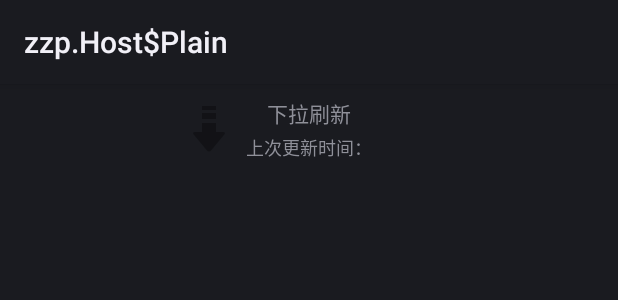
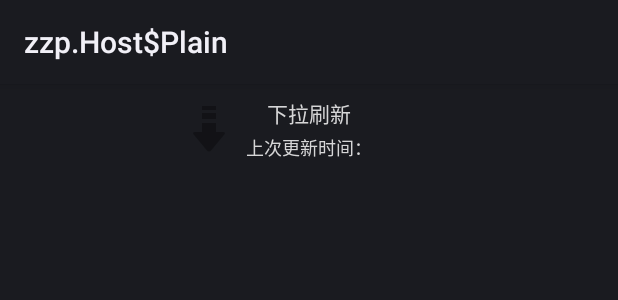
Before and after one commit to duxl/mobileframe-lib, an Android app: the layout xlistview_header.xml on its own in the app's theme, with its tools: preview values and no code run, on a phone screen of 412 x 824 dp. Shown: the top 300 px of the screen. Run offline under Robolectric (Android 15) with nearby library versions, the phone set to English and light mode, and no system bars.

Commit message:
Update xlistview_header.xml

```diff
--- a/app/src/main/res/layout/xlistview_header.xml
+++ b/app/src/main/res/layout/xlistview_header.xml
@@ -20,6 +20,8 @@
                 android:id="@+id/xlistview_header_hint_textview"
                 android:layout_width="wrap_content"
                 android:layout_height="wrap_content"
+                android:textColor="@color/xlistview_header"
+                android:textSize="14sp"
                 android:text="@string/xlistview_header_hint_normal" />
 
             <LinearLayout
@@ -31,12 +33,14 @@
                     android:layout_width="wrap_content"
                     android:layout_height="wrap_content"
                     android:text="@string/xlistview_header_last_time"
+                    android:textColor="@color/xlistview_header"
                     android:textSize="12sp" />
 
                 <TextView
                     android:id="@+id/xlistview_header_time"
                     android:layout_width="wrap_content"
                     android:layout_height="wrap_content"
+                    android:textColor="@color/xlistview_header"
                     android:textSize="12sp" />
             </LinearLayout>
         </LinearLayout>
```
